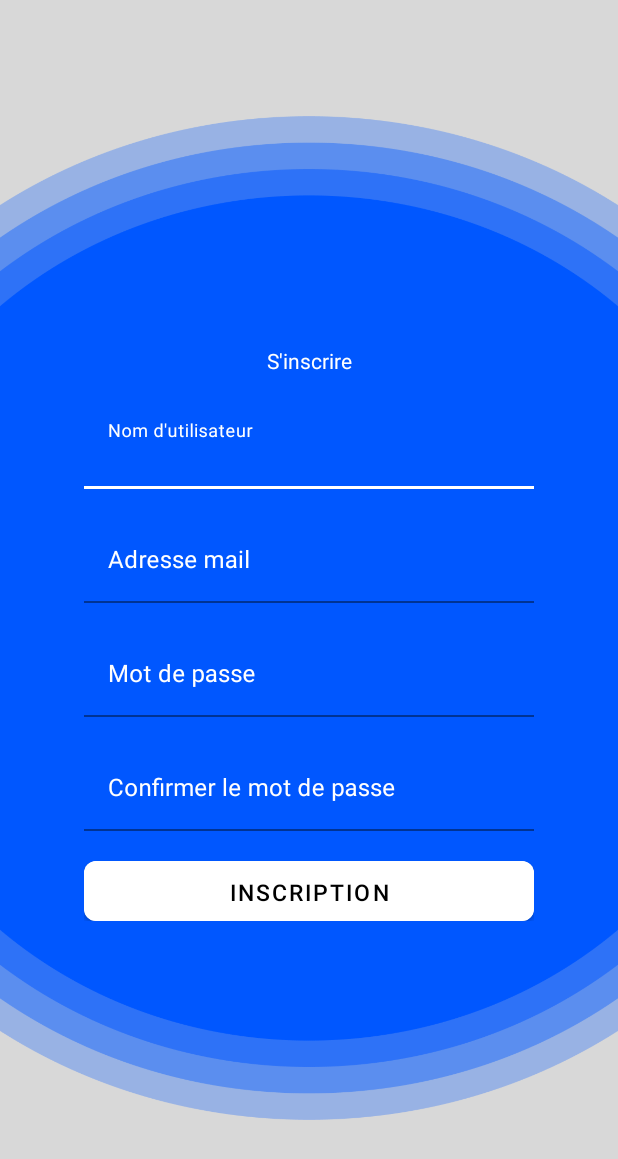
After one commit to Volubad425/TravelMate, an Android app: the layout activity_inscrire.xml on its own in the app's theme, with its tools: preview values and no code run, on a phone screen of 412 x 824 dp. The commit adds this screen. Shown: the top 1159 px of the screen. Run offline under Robolectric (Android 15) with nearby library versions, the phone set to English and light mode, and no system bars.

Commit message:
Ajout des pages correspondantes: reste logique de code

```diff
--- /dev/null
+++ b/app/src/main/res/layout/activity_inscrire.xml
@@ -0,0 +1,119 @@
+<?xml version="1.0" encoding="utf-8"?>
+<androidx.constraintlayout.widget.ConstraintLayout xmlns:android="http://schemas.android.com/apk/res/android"
+    xmlns:app="http://schemas.android.com/apk/res-auto"
+    android:layout_width="match_parent"
+    android:layout_height="match_parent"
+    android:background="@drawable/bg_inscription">
+
+    <androidx.constraintlayout.widget.ConstraintLayout
+        android:layout_width="300dp"
+        android:layout_height="wrap_content"
+        app:layout_constraintBottom_toBottomOf="parent"
+        app:layout_constraintEnd_toEndOf="parent"
+        app:layout_constraintStart_toStartOf="parent"
+        app:layout_constraintTop_toTopOf="parent">
+
+        <TextView
+            android:id="@+id/textView"
+            android:layout_width="wrap_content"
+            android:layout_height="wrap_content"
+            android:layout_marginTop="20dp"
+            android:text="@string/inscrire"
+            android:textColor="@color/white"
+            app:layout_constraintEnd_toEndOf="parent"
+            app:layout_constraintStart_toStartOf="parent"
+            app:layout_constraintTop_toTopOf="parent" />
+
+        <com.google.android.material.textfield.TextInputLayout
+            android:id="@+id/input_pseudo"
+            android:layout_width="match_parent"
+            android:layout_height="wrap_content"
+            android:layout_marginTop="20dp"
+            android:textColorHint="@color/white"
+            app:layout_constraintEnd_toEndOf="parent"
+            app:layout_constraintTop_toBottomOf="@+id/textView">
+
+            <com.google.android.material.textfield.TextInputEditText
+                android:id="@+id/ProfilePseudo"
+                android:layout_width="match_parent"
+                android:layout_height="wrap_content"
+                android:background="@android:color/transparent"
+                android:hint="@string/pseudo"
+                android:inputType="text" />
+        </com.google.android.material.textfield.TextInputLayout>
+
+        <com.google.android.material.textfield.TextInputLayout
+            android:id="@+id/input_mail"
+            android:layout_width="match_parent"
+            android:layout_height="wrap_content"
+            android:layout_marginTop="20dp"
+            android:textColorHint="@color/white"
+            app:layout_constraintEnd_toEndOf="parent"
+            app:layout_constraintTop_toBottomOf="@+id/input_pseudo">
+
+            <com.google.android.material.textfield.TextInputEditText
+                android:id="@+id/addressMail"
+                android:layout_width="match_parent"
+                android:layout_height="wrap_content"
+                android:background="@android:color/transparent"
+                android:hint="@string/adresse_mail"
+                android:inputType="textEmailAddress" />
+        </com.google.android.material.textfield.TextInputLayout>
+
+        <com.google.android.material.textfield.TextInputLayout
+            android:id="@+id/input_mdp"
+            android:layout_width="match_parent"
+            android:layout_height="wrap_content"
+            android:layout_marginTop="20dp"
+            android:textColorHint="@color/white"
+            app:layout_constraintEnd_toEndOf="parent"
+            app:layout_constraintTop_toBottomOf="@+id/input_mail">
+
+            <com.google.android.material.textfield.TextInputEditText
+                android:layout_width="match_parent"
+                android:layout_height="wrap_content"
+                android:background="@android:color/transparent"
+                android:hint="@string/mdp"
+                android:inputType="textPassword" />
+        </com.google.android.material.textfield.TextInputLayout>
+
+        <com.google.android.material.textfield.TextInputLayout
+            android:id="@+id/input_conf_mdp"
+            android:layout_width="match_parent"
+            android:layout_height="wrap_content"
+            android:layout_marginTop="20dp"
+            android:textColorHint="@color/white"
+            app:layout_constraintEnd_toEndOf="parent"
+            app:layout_constraintTop_toBottomOf="@+id/input_mdp">
+
+            <com.google.android.material.textfield.TextInputEditText
+                android:layout_width="match_parent"
+                android:layout_height="wrap_content"
+                android:background="@android:color/transparent"
+                android:hint="@string/conf_mdp"
+                android:inputType="textPassword" />
+        </com.google.android.material.textfield.TextInputLayout>
+
+        <androidx.cardview.widget.CardView
+            android:id="@+id/cv_changer_mdp"
+            style="@style/cardviewBouton"
+            android:layout_width="match_parent"
+            android:layout_marginTop="20dp"
+            app:cardCornerRadius="8dp"
+            app:layout_constraintEnd_toEndOf="parent"
+            app:layout_constraintStart_toStartOf="parent"
+            app:layout_constraintTop_toBottomOf="@+id/input_conf_mdp">
+
+            <Button
+                android:id="@+id/changerMdp"
+                style="@style/buttonPerso"
+                android:layout_width="match_parent"
+                android:layout_height="40dp"
+                android:text="@string/inscription"
+                app:layout_constraintBottom_toBottomOf="parent" />
+        </androidx.cardview.widget.CardView>
+
+    </androidx.constraintlayout.widget.ConstraintLayout>
+
+
+</androidx.constraintlayout.widget.ConstraintLayout>
--- a/app/src/main/res/values/strings.xml
+++ b/app/src/main/res/values/strings.xml
@@ -3,4 +3,15 @@
     <string name="title_activity_maps">MapsActivity</string>
     <string name="connecter">Se connecter</string>
     <string name="inscrire">S\'inscrire</string>
+    <string name="connection">Connexion</string>
+    <string name="mdp_oublie">Mot de passe oublié ?</string>
+    <string name="mdp">Mot de passe</string>
+    <string name="adresse_mail">Adresse mail</string>
+    <string name="pseudo">Nom d\'utilisateur</string>
+    <string name="conf_mdp">Confirmer le mot de passe</string>
+    <string name="inscription">Inscription</string>
+    <string name="change_mdp">Changer le mot de passe</string>
+    <string name="new_mdp">Nouveau mot de passe</string>
+    <string name="reset_password">Réinitialiser le mot de passe</string>
+    <string name="todo">todo</string>
 </resources>
```
Also changed, not shown: app/src/main/res/layout/activity_connection.xml (added, +95 -0 lines), app/src/main/res/layout/activity_home.xml (+4 -5 lines), app/src/main/res/layout/activity_reset_password.xml (added, +103 -0 lines), app/src/main/res/drawable/bg_inscription.png (renamed from app/src/main/res/drawable/bg_incription.png).
